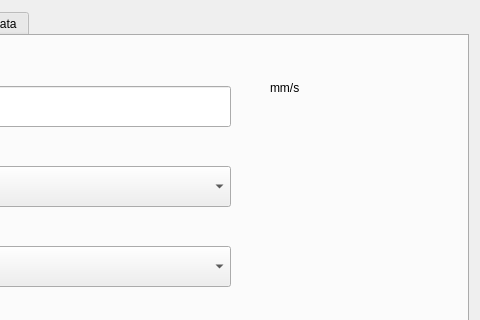
zhengyi-beijing/ApponsView, file settingdialog.ui: the form before one commit; both pictures show x 252 to 732 and y 0 to 320 of the 732 by 508 pixel window.
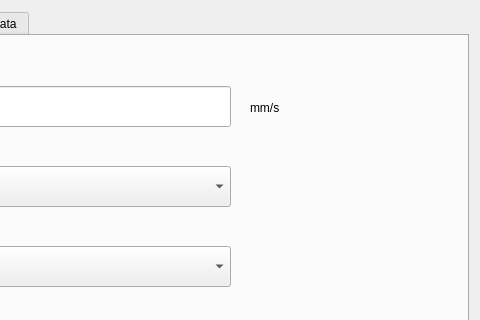
The form after the commit.

```diff
--- a/settingdialog.ui
+++ b/settingdialog.ui
@@ -100,8 +100,8 @@
     <widget class="QLabel" name="label_6">
      <property name="geometry">
       <rect>
-       <x>510</x>
-       <y>40</y>
+       <x>490</x>
+       <y>60</y>
        <width>108</width>
        <height>24</height>
       </rect>
```
Left out of the diff: 2 changed lines with no effect on the pictures.
